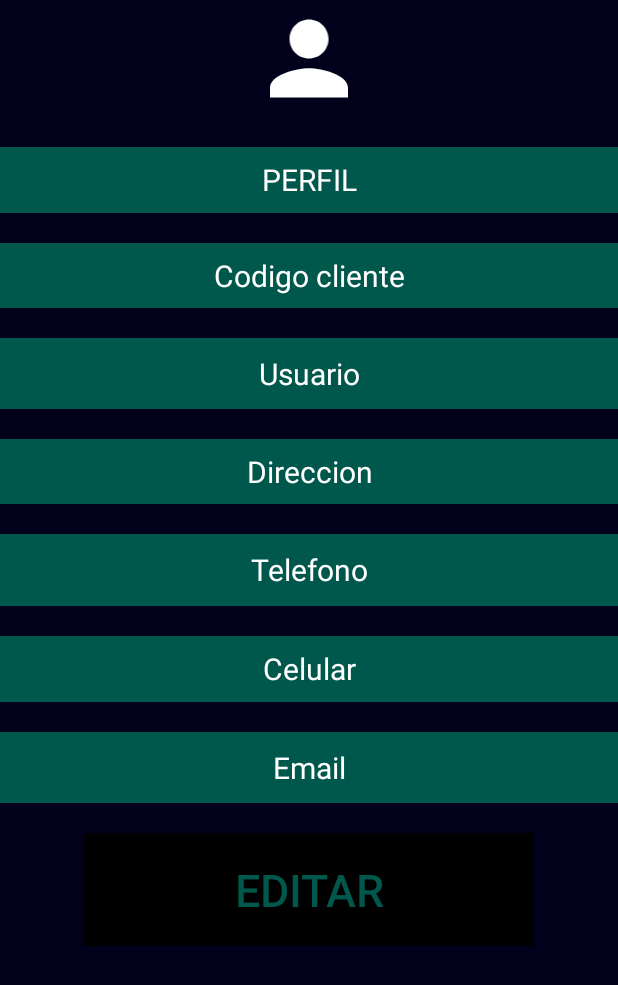
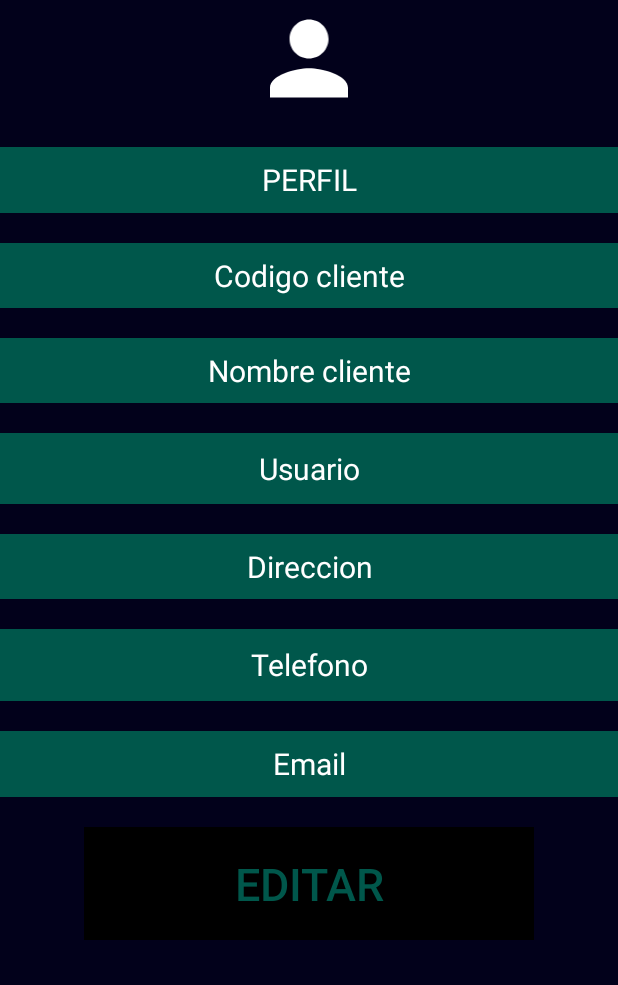
Before and after one commit to shivera605/PupusasYaProjectCli, an Android app: the fragment PerfilFragment shown on its own in the app's theme, on a phone screen of 412 x 824 dp. Shown: the top 985 px of the screen. Run offline under Robolectric (Android 15) with nearby library versions, the phone set to English and light mode, and no system bars; 1 statement that could not run was skipped.

Commit message:
depurando errores

```diff
--- a/app/src/main/java/pupusas/app/pupusasyaprojectcli/MainActivity.java
+++ b/app/src/main/java/pupusas/app/pupusasyaprojectcli/MainActivity.java
@@ -20,7 +20,7 @@ public class MainActivity extends AppCompatActivity {
     @Override
     protected void onCreate(Bundle savedInstanceState) {
         super.onCreate(savedInstanceState);
-        setContentView(R.layout.activity_main);
+        setContentView(R.layout.activity_menu_principal);
 
         m = findViewById(R.id.tvMessage);
 
--- a/app/src/main/res/layout/fragment_perfil.xml
+++ b/app/src/main/res/layout/fragment_perfil.xml
@@ -52,7 +52,7 @@
 
 
                     <TextView
-                        android:id="@+id/tvCodigo"
+                        android:id="@+id/codCliente"
                         android:layout_width="match_parent"
                         android:layout_height="43dp"
                         android:layout_marginTop="20dp"
@@ -63,7 +63,18 @@
                         android:textSize="20sp" />
 
                     <TextView
-                        android:id="@+id/tvpupuseria"
+                        android:id="@+id/cNombre"
+                        android:layout_width="match_parent"
+                        android:layout_height="43dp"
+                        android:layout_marginTop="20dp"
+                        android:background="@color/colorPrimaryDark"
+                        android:gravity="center"
+                        android:text="Nombre cliente"
+                        android:textColor="@color/colorWhite"
+                        android:textSize="20sp" />
+
+                    <TextView
+                        android:id="@+id/codUsuario"
                         android:layout_width="match_parent"
                         android:layout_height="47dp"
                         android:layout_marginTop="20dp"
@@ -78,7 +89,7 @@
                         android:layout_height="wrap_content"/>
 
                     <TextView
-                        android:id="@+id/tvdireccion"
+                        android:id="@+id/cDireccion"
                         android:layout_width="match_parent"
                         android:layout_height="43dp"
                         android:layout_marginTop="20dp"
@@ -97,7 +108,7 @@
                         android:layout_height="wrap_content"/>
 
                     <TextView
-                        android:id="@+id/tvtelefono"
+                        android:id="@+id/cCelular"
                         android:layout_width="match_parent"
                         android:layout_height="48dp"
                         android:layout_marginTop="20dp"
@@ -113,13 +124,13 @@
                         android:layout_height="wrap_content"/>
 
                     <TextView
-                        android:id="@+id/tvcelular"
+                        android:id="@+id/cEmail"
                         android:layout_width="match_parent"
                         android:layout_height="44dp"
                         android:layout_marginTop="20dp"
                         android:background="@color/colorPrimaryDark"
                         android:gravity="center"
-                        android:text="@string/celular"
+                        android:text="Email"
                         android:textColor="@color/colorWhite"
                         android:textSize="20sp" />
 
@@ -127,17 +138,6 @@
                     <LinearLayout
                         android:layout_width="20dp"
                         android:layout_height="wrap_content"/>
-
-                    <TextView
-                        android:id="@+id/tvemail"
-                        android:layout_width="match_parent"
-                        android:layout_height="47dp"
-                        android:layout_marginTop="20dp"
-                        android:background="@color/colorPrimaryDark"
-                        android:gravity="center"
-                        android:text="@string/email"
-                        android:textColor="@color/colorWhite"
-                        android:textSize="20sp" />
 
                 </LinearLayout>
 
```
Also changed, not shown: app/src/main/java/pupusas/app/pupusasyaprojectcli/fragmentPerfil.java (added, +40 -0 lines).
